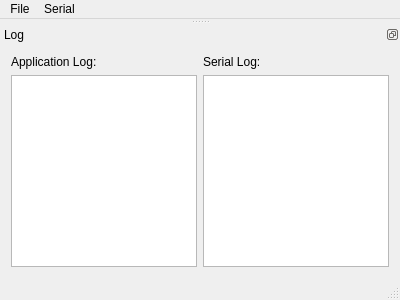
Old version of the form keg_meter_controller/KegMeterController/mainwindow.ui in the repository halobrewery/kegmeter.
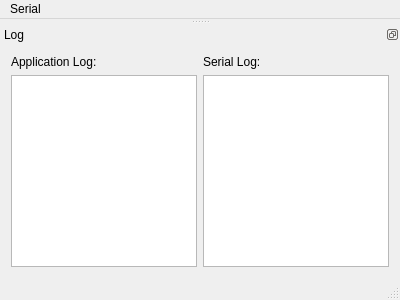
New version of the form.

Diff of the .ui file:
```diff
--- a/keg_meter_controller/KegMeterController/mainwindow.ui
+++ b/keg_meter_controller/KegMeterController/mainwindow.ui
@@ -30,13 +30,6 @@
     </property>
     <addaction name="serialInfoAction"/>
    </widget>
-   <widget class="QMenu" name="menuPreferences">
-    <property name="title">
-     <string>File</string>
-    </property>
-    <addaction name="preferencesAction"/>
-   </widget>
-   <addaction name="menuPreferences"/>
    <addaction name="menuSerial"/>
   </widget>
   <widget class="QDockWidget" name="logDockWidget">
```
Left out of the diff: 6 changed lines with no effect on the pictures.
